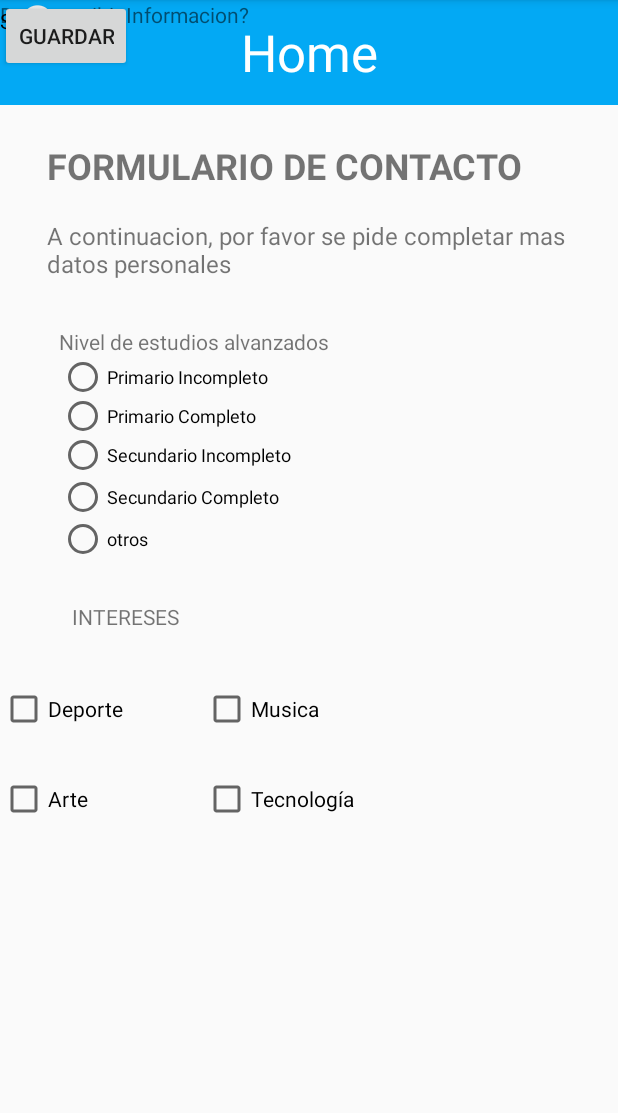
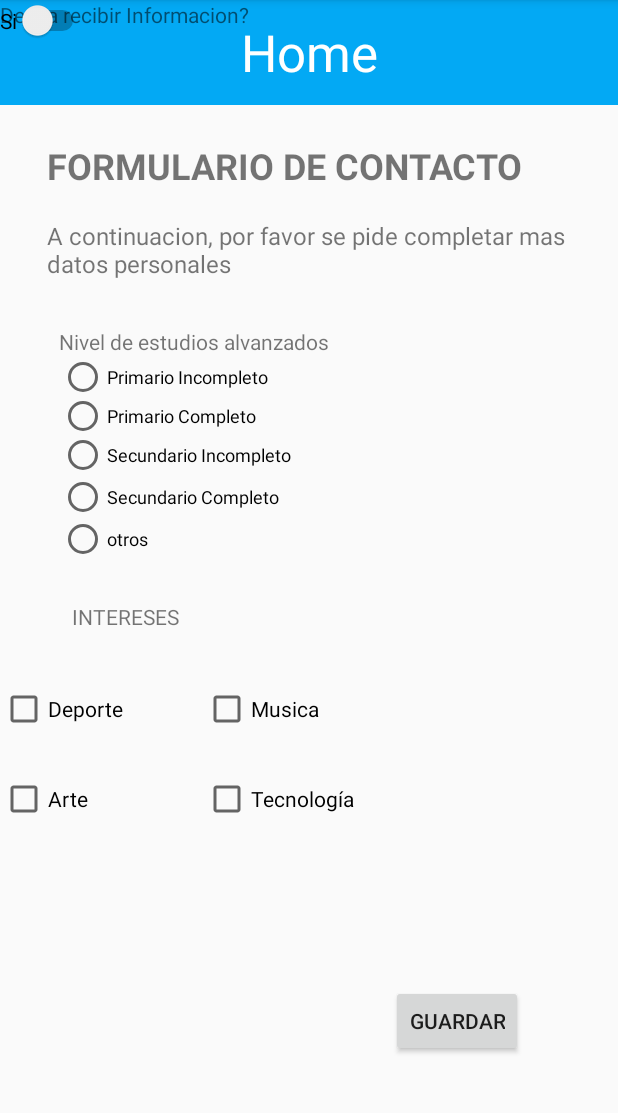
Before and after one commit to HernanMVarela/TP_2_GRUPO_4, an Android app: the AgregarContactoView2 screen opened directly, with no data from a screen before it, on a phone screen of 412 x 824 dp, the part 84-1197 px from its top. Run offline under Robolectric (Android 15) with nearby library versions, the phone set to English and light mode, and no system bars.

Commit message:
Guardar
Guarda el nombre y numero, luego en la lista de contactos aparece. Por ahora le hice guardar y luego busca "Leo", pero era para probar que entendía lo que hace.

```diff
--- a/app/src/main/res/layout/activity_agregar_contacto_view2.xml
+++ b/app/src/main/res/layout/activity_agregar_contacto_view2.xml
@@ -170,8 +170,13 @@
         android:id="@+id/btnGuardar"
         android:layout_width="wrap_content"
         android:layout_height="wrap_content"
+        android:onClick="Guardar"
         android:text="Guardar"
-        tools:layout_editor_absoluteX="278dp"
-        tools:layout_editor_absoluteY="616dp" />
+        app:layout_constraintBottom_toBottomOf="parent"
+        app:layout_constraintEnd_toEndOf="parent"
+        app:layout_constraintHorizontal_bias="0.804"
+        app:layout_constraintStart_toStartOf="parent"
+        app:layout_constraintTop_toTopOf="parent"
+        app:layout_constraintVertical_bias="0.912" />
 
 </androidx.constraintlayout.widget.ConstraintLayout>
```
Also changed, not shown: app/src/main/java/frgp/utn/edu/tp_2_grupo_4/AgregarContactoActivity.java (+11 -0 lines), app/src/main/java/frgp/utn/edu/tp_2_grupo_4/AgregarContactoView2.java (+16 -0 lines), app/src/main/java/frgp/utn/edu/tp_2_grupo_4/ListadoContactosActivity.java (+14 -0 lines), app/src/main/res/layout/activity_listado_contactos.xml (+8 -0 lines).
